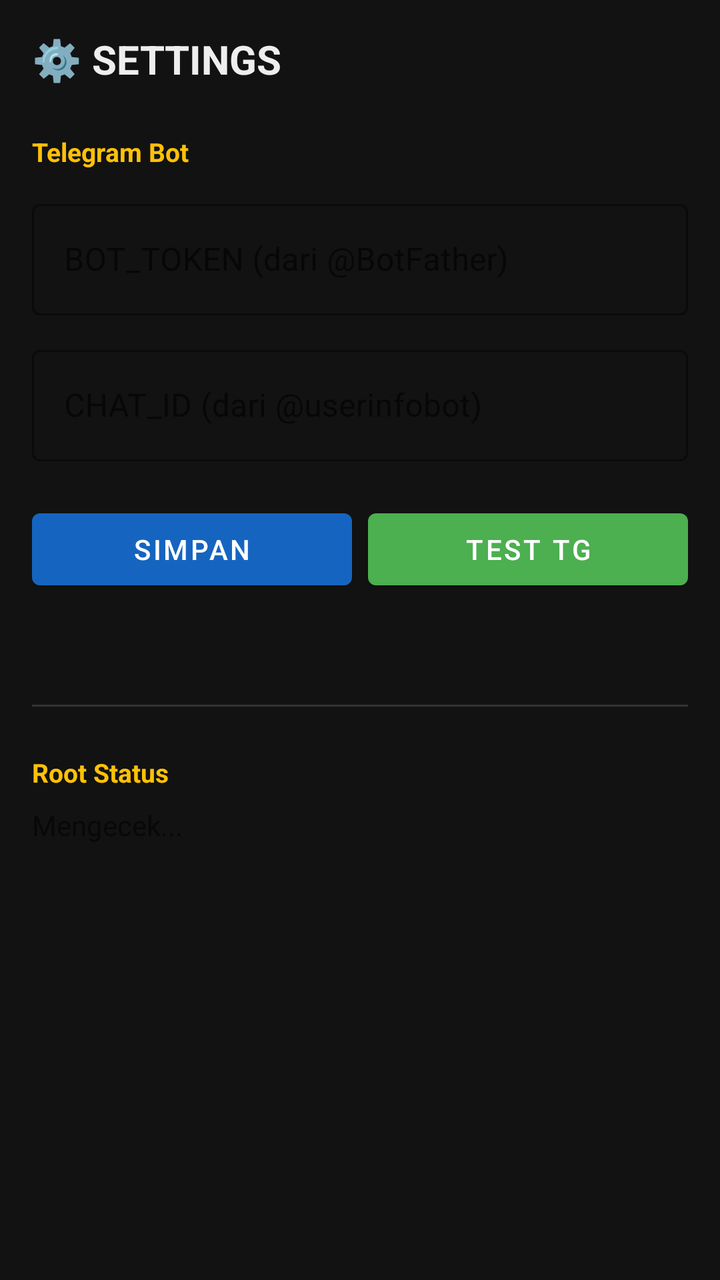
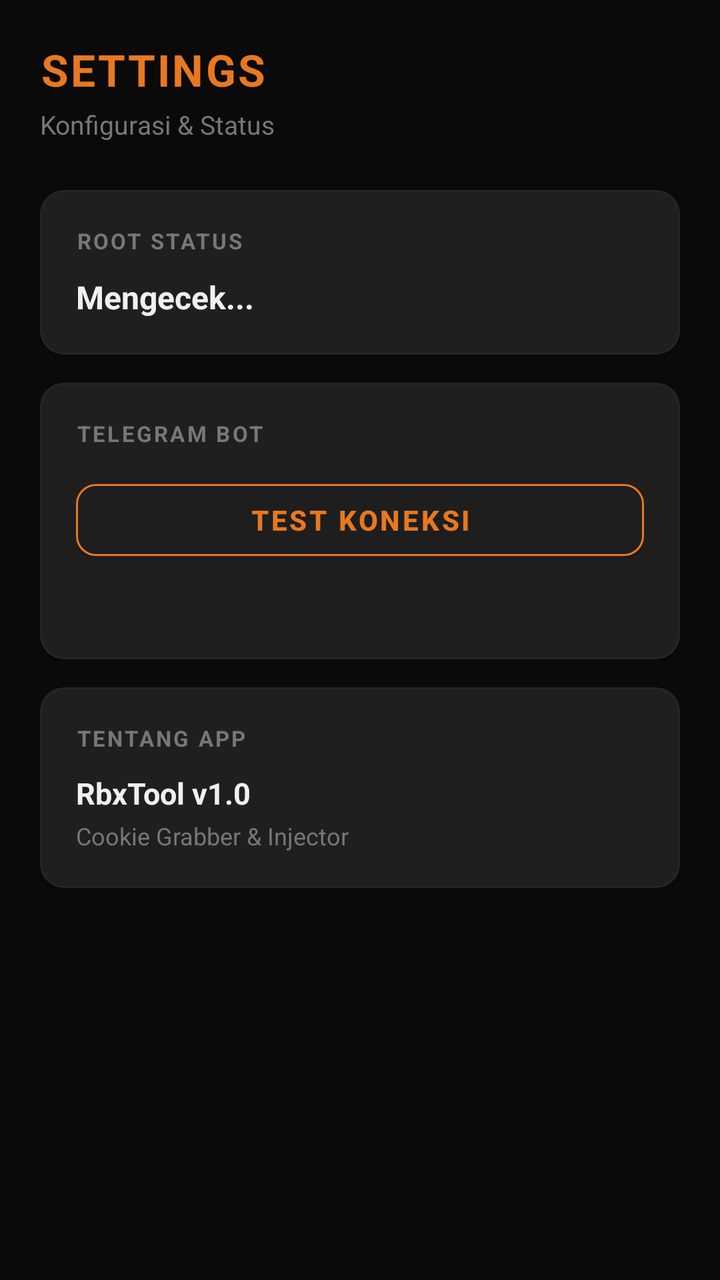

Two renders of the same Android screen: before a commit and after it. Below are the layout's source before the change and the commit's diff.
<!-- AndroidManifest.xml: application theme Theme.RbxTool -->
<!-- res/layout/fragment_settings.xml -->
<?xml version="1.0" encoding="utf-8"?>
<ScrollView xmlns:android="http://schemas.android.com/apk/res/android"
    android:layout_width="match_parent"
    android:layout_height="match_parent"
    android:background="@color/background">

    <LinearLayout
        android:layout_width="match_parent"
        android:layout_height="wrap_content"
        android:orientation="vertical"
        android:padding="16dp">

        <TextView
            android:text="⚙️ SETTINGS"
            android:textColor="@color/on_surface"
            android:textSize="20sp"
            android:textStyle="bold"
            android:layout_width="wrap_content"
            android:layout_height="wrap_content"
            android:layout_marginBottom="24dp" />

        <TextView
            android:text="Telegram Bot"
            android:textColor="@color/warning"
            android:textSize="13sp"
            android:textStyle="bold"
            android:layout_width="wrap_content"
            android:layout_height="wrap_content"
            android:layout_marginBottom="12dp" />

        <com.google.android.material.textfield.TextInputLayout
            android:layout_width="match_parent"
            android:layout_height="wrap_content"
            android:hint="BOT_TOKEN (dari @BotFather)"
            style="@style/Widget.MaterialComponents.TextInputLayout.OutlinedBox"
            app:boxStrokeColor="@color/primary"
            app:hintTextColor="@color/on_surface"
            xmlns:app="http://schemas.android.com/apk/res-auto"
            android:layout_marginBottom="12dp">

            <com.google.android.material.textfield.TextInputEditText
                android:id="@+id/etBotToken"
                android:layout_width="match_parent"
                android:layout_height="wrap_content"
                android:textColor="@color/on_surface"
                android:textColorHint="#888888"
                android:background="@null"
                android:inputType="textNoSuggestions" />

        </com.google.android.material.textfield.TextInputLayout>

        <com.google.android.material.textfield.TextInputLayout
            android:layout_width="match_parent"
            android:layout_height="wrap_content"
            android:hint="CHAT_ID (dari @userinfobot)"
            style="@style/Widget.MaterialComponents.TextInputLayout.OutlinedBox"
            app:boxStrokeColor="@color/primary"
            app:hintTextColor="@color/on_surface"
            xmlns:app="http://schemas.android.com/apk/res-auto"
            android:layout_marginBottom="20dp">

            <com.google.android.material.textfield.TextInputEditText
                android:id="@+id/etChatId"
                android:layout_width="match_parent"
                android:layout_height="wrap_content"
                android:textColor="@color/on_surface"
                android:textColorHint="#888888"
                android:background="@null"
                android:inputType="number" />

        </com.google.android.material.textfield.TextInputLayout>

        <LinearLayout
            android:layout_width="match_parent"
            android:layout_height="wrap_content"
            android:orientation="horizontal">

            <com.google.android.material.button.MaterialButton
                android:id="@+id/btnSave"
                android:layout_width="0dp"
                android:layout_height="48dp"
                android:layout_weight="1"
                android:text="SIMPAN"
                android:layout_marginEnd="8dp"
                app:backgroundTint="@color/primary"
                xmlns:app="http://schemas.android.com/apk/res-auto" />

            <com.google.android.material.button.MaterialButton
                android:id="@+id/btnTest"
                android:layout_width="0dp"
                android:layout_height="48dp"
                android:layout_weight="1"
                android:text="TEST TG"
                app:backgroundTint="@color/success"
                xmlns:app="http://schemas.android.com/apk/res-auto" />

        </LinearLayout>

        <TextView
            android:id="@+id/tvTestResult"
            android:layout_width="match_parent"
            android:layout_height="wrap_content"
            android:textSize="13sp"
            android:layout_marginTop="12dp"
            android:text="" />

        <View
            android:layout_width="match_parent"
            android:layout_height="1dp"
            android:background="#333333"
            android:layout_marginTop="24dp"
            android:layout_marginBottom="24dp" />

        <TextView
            android:text="Root Status"
            android:textColor="@color/warning"
            android:textSize="13sp"
            android:textStyle="bold"
            android:layout_width="wrap_content"
            android:layout_height="wrap_content"
            android:layout_marginBottom="8dp" />

        <TextView
            android:id="@+id/tvRootStatus"
            android:layout_width="match_parent"
            android:layout_height="wrap_content"
            android:textSize="14sp"
            android:text="Mengecek..." />

    </LinearLayout>

</ScrollView>
<!-- resources referenced by this layout -->
<resources>
  <color name="background">#121212</color>
  <color name="on_surface">#EEEEEE</color>
  <color name="primary">#1565C0</color>
  <color name="success">#4CAF50</color>
  <color name="warning">#FFC107</color>
  <style name="Theme.RbxTool" parent="Theme.MaterialComponents.DayNight.NoActionBar">
          <item name="colorPrimary">@color/primary</item>
          <item name="colorPrimaryDark">@color/primary_dark</item>
          <item name="colorAccent">@color/accent</item>
          <item name="android:windowBackground">@color/background</item>
          <item name="android:statusBarColor">@color/background</item>
          <item name="android:navigationBarColor">@color/surface</item>
      </style>
  <color name="primary_dark">#0D47A1</color>
  <color name="accent">#FF6F00</color>
  <color name="surface">#1E1E1E</color>
</resources>

<!-- the commit's change to res/layout/fragment_settings.xml (unified diff, before → after) -->
@@ -1,5 +1,6 @@
 <?xml version="1.0" encoding="utf-8"?>
 <ScrollView xmlns:android="http://schemas.android.com/apk/res/android"
+    xmlns:app="http://schemas.android.com/apk/res-auto"
     android:layout_width="match_parent"
     android:layout_height="match_parent"
     android:background="@color/background">
@@ -8,124 +9,152 @@
         android:layout_width="match_parent"
         android:layout_height="wrap_content"
         android:orientation="vertical"
-        android:padding="16dp">
+        android:padding="20dp">
 
         <TextView
-            android:text="⚙️ SETTINGS"
-            android:textColor="@color/on_surface"
-            android:textSize="20sp"
+            android:text="SETTINGS"
+            android:textColor="@color/primary"
+            android:textSize="22sp"
             android:textStyle="bold"
+            android:letterSpacing="0.05"
+            android:layout_width="wrap_content"
+            android:layout_height="wrap_content"
+            android:layout_marginBottom="4dp" />
+
+        <TextView
+            android:text="Konfigurasi &amp; Status"
+            android:textColor="@color/on_surface_dim"
+            android:textSize="13sp"
             android:layout_width="wrap_content"
             android:layout_height="wrap_content"
             android:layout_marginBottom="24dp" />
 
-        <TextView
-            android:text="Telegram Bot"
-            android:textColor="@color/warning"
-            android:textSize="13sp"
-            android:textStyle="bold"
-            android:layout_width="wrap_content"
-            android:layout_height="wrap_content"
-            android:layout_marginBottom="12dp" />
-
-        <com.google.android.material.textfield.TextInputLayout
+        <com.google.android.material.card.MaterialCardView
             android:layout_width="match_parent"
             android:layout_height="wrap_content"
-            android:hint="BOT_TOKEN (dari @BotFather)"
-            style="@style/Widget.MaterialComponents.TextInputLayout.OutlinedBox"
-            app:boxStrokeColor="@color/primary"
-            app:hintTextColor="@color/on_surface"
-            xmlns:app="http://schemas.android.com/apk/res-auto"
-            android:layout_marginBottom="12dp">
+            android:layout_marginBottom="14dp"
+            app:cardBackgroundColor="@color/surface"
+            app:cardCornerRadius="12dp"
+            app:strokeColor="@color/divider"
+            app:strokeWidth="1dp">
 
-            <com.google.android.material.textfield.TextInputEditText
-                android:id="@+id/etBotToken"
+            <LinearLayout
                 android:layout_width="match_parent"
                 android:layout_height="wrap_content"
-                android:textColor="@color/on_surface"
-                android:textColorHint="#888888"
-                android:background="@null"
-                android:inputType="textNoSuggestions" />
+                android:orientation="vertical"
+                android:padding="18dp">
 
-        </com.google.android.material.textfield.TextInputLayout>
+                <TextView
+                    android:text="ROOT STATUS"
+                    android:textColor="@color/on_surface_dim"
+                    android:textSize="11sp"
+                    android:textStyle="bold"
+                    android:letterSpacing="0.1"
+                    android:layout_width="wrap_content"
+                    android:layout_height="wrap_content"
+                    android:layout_marginBottom="10dp" />
 
-        <com.google.android.material.textfield.TextInputLayout
+                <TextView
+                    android:id="@+id/tvRootStatus"
+                    android:layout_width="match_parent"
+                    android:layout_height="wrap_content"
+                    android:textSize="16sp"
+                    android:textStyle="bold"
+                    android:text="Mengecek..." />
+
+            </LinearLayout>
+        </com.google.android.material.card.MaterialCardView>
+
+        <com.google.android.material.card.MaterialCardView
             android:layout_width="match_parent"
             android:layout_height="wrap_content"
-            android:hint="CHAT_ID (dari @userinfobot)"
-            style="@style/Widget.MaterialComponents.TextInputLayout.OutlinedBox"
-            app:boxStrokeColor="@color/primary"
-            app:hintTextColor="@color/on_surface"
-            xmlns:app="http://schemas.android.com/apk/res-auto"
-            android:layout_marginBottom="20dp">
+            android:layout_marginBottom="14dp"
+            app:cardBackgroundColor="@color/surface"
+            app:cardCornerRadius="12dp"
+            app:strokeColor="@color/divider"
+            app:strokeWidth="1dp">
 
-            <com.google.android.material.textfield.TextInputEditText
-                android:id="@+id/etChatId"
+            <LinearLayout
                 android:layout_width="match_parent"
                 android:layout_height="wrap_content"
-                android:textColor="@color/on_surface"
-                android:textColorHint="#888888"
-                android:background="@null"
-                android:inputType="number" />
+                android:orientation="vertical"
+                android:padding="18dp">
 
-        </com.google.android.material.textfield.TextInputLayout>
+                <TextView
+                    android:text="TELEGRAM BOT"
+                    android:textColor="@color/on_surface_dim"
+                    android:textSize="11sp"
+                    android:textStyle="bold"
+                    android:letterSpacing="0.1"
+                    android:layout_width="wrap_content"
+                    android:layout_height="wrap_content"
+                    android:layout_marginBottom="12dp" />
 
-        <LinearLayout
+                <com.google.android.material.button.MaterialButton
+                    android:id="@+id/btnTest"
+                    android:layout_width="match_parent"
+                    android:layout_height="48dp"
+                    android:text="TEST KONEKSI"
+                    android:textStyle="bold"
+                    android:textColor="@color/primary"
+                    app:backgroundTint="@color/surface2"
+                    app:strokeColor="@color/primary"
+                    app:strokeWidth="1dp"
+                    app:cornerRadius="10dp" />
+
+                <TextView
+                    android:id="@+id/tvTestResult"
+                    android:layout_width="match_parent"
+                    android:layout_height="wrap_content"
+                    android:textSize="13sp"
+                    android:layout_marginTop="10dp"
+                    android:text="" />
+
+            </LinearLayout>
+        </com.google.android.material.card.MaterialCardView>
+
+        <com.google.android.material.card.MaterialCardView
             android:layout_width="match_parent"
             android:layout_height="wrap_content"
-            android:orientation="horizontal">
+            app:cardBackgroundColor="@color/surface"
+            app:cardCornerRadius="12dp"
+            app:strokeColor="@color/divider"
+            app:strokeWidth="1dp">
 
-            <com.google.android.material.button.MaterialButton
-                android:id="@+id/btnSave"
-                android:layout_width="0dp"
-                android:layout_height="48dp"
-                android:layout_weight="1"
-                android:text="SIMPAN"
-                android:layout_marginEnd="8dp"
-                app:backgroundTint="@color/primary"
-                xmlns:app="http://schemas.android.com/apk/res-auto" />
+            <LinearLayout
+                android:layout_width="match_parent"
+                android:layout_height="wrap_content"
+                android:orientation="vertical"
+                android:padding="18dp">
 
-            <com.google.android.material.button.MaterialButton
-                android:id="@+id/btnTest"
-                android:layout_width="0dp"
-                android:layout_height="48dp"
-                android:layout_weight="1"
-                android:text="TEST TG"
-                app:backgroundTint="@color/success"
-                xmlns:app="http://schemas.android.com/apk/res-auto" />
+                <TextView
+                    android:text="TENTANG APP"
+                    android:textColor="@color/on_surface_dim"
+                    android:textSize="11sp"
+                    android:textStyle="bold"
+                    android:letterSpacing="0.1"
+                    android:layout_width="wrap_content"
+                    android:layout_height="wrap_content"
+                    android:layout_marginBottom="10dp" />
 
-        </LinearLayout>
+                <TextView
+                    android:text="RbxTool v1.0"
+                    android:textColor="@color/on_surface"
+                    android:textSize="15sp"
+                    android:textStyle="bold"
+                    android:layout_width="wrap_content"
+                    android:layout_height="wrap_content" />
 
-        <TextView
-            android:id="@+id/tvTestResult"
-            android:layout_width="match_parent"
-            android:layout_height="wrap_content"
-            android:textSize="13sp"
-            android:layout_marginTop="12dp"
-            android:text="" />
+                <TextView
+                    android:text="Cookie Grabber &amp; Injector"
+                    android:textColor="@color/on_surface_dim"
+                    android:textSize="12sp"
+                    android:layout_width="wrap_content"
+                    android:layout_height="wrap_content"
+                    android:layout_marginTop="3dp" />
 
-        <View
-            android:layout_width="match_parent"
-            android:layout_height="1dp"
-            android:background="#333333"
-            android:layout_marginTop="24dp"
-            android:layout_marginBottom="24dp" />
-
-        <TextView
-            android:text="Root Status"
-            android:textColor="@color/warning"
-            android:textSize="13sp"
-            android:textStyle="bold"
-            android:layout_width="wrap_content"
-            android:layout_height="wrap_content"
-            android:layout_marginBottom="8dp" />
-
-        <TextView
-            android:id="@+id/tvRootStatus"
-            android:layout_width="match_parent"
-            android:layout_height="wrap_content"
-            android:textSize="14sp"
-            android:text="Mengecek..." />
+            </LinearLayout>
+        </com.google.android.material.card.MaterialCardView>
 
     </LinearLayout>
 
<!-- resource entries referenced after the edit -->
@@ -1,20 +1,25 @@
 <!-- resources referenced by this layout -->
 <resources>
-  <color name="background">#121212</color>
-  <color name="on_surface">#EEEEEE</color>
-  <color name="primary">#1565C0</color>
-  <color name="success">#4CAF50</color>
-  <color name="warning">#FFC107</color>
-  <style name="Theme.RbxTool" parent="Theme.MaterialComponents.DayNight.NoActionBar">
+  <color name="background">#0A0A0A</color>
+  <color name="divider">#252525</color>
+  <color name="on_surface">#F0F0F0</color>
+  <color name="on_surface_dim">#777777</color>
+  <color name="primary">#E87820</color>
+  <style name="Theme.RbxTool" parent="Theme.MaterialComponents.NoActionBar">
           <item name="colorPrimary">@color/primary</item>
           <item name="colorPrimaryDark">@color/primary_dark</item>
           <item name="colorAccent">@color/accent</item>
+          <item name="colorSurface">@color/surface</item>
+          <item name="colorOnSurface">@color/on_surface</item>
+          <item name="colorOnBackground">@color/on_surface</item>
+          <item name="android:textColor">@color/on_surface</item>
           <item name="android:windowBackground">@color/background</item>
           <item name="android:statusBarColor">@color/background</item>
           <item name="android:navigationBarColor">@color/surface</item>
       </style>
-  <color name="primary_dark">#0D47A1</color>
-  <color name="accent">#FF6F00</color>
-  <color name="surface">#1E1E1E</color>
+  <color name="primary_dark">#C45F10</color>
+  <color name="accent">#E87820</color>
+  <color name="surface">#141414</color>
+  <color name="surface2">#1E1E1E</color>
 </resources>
 
